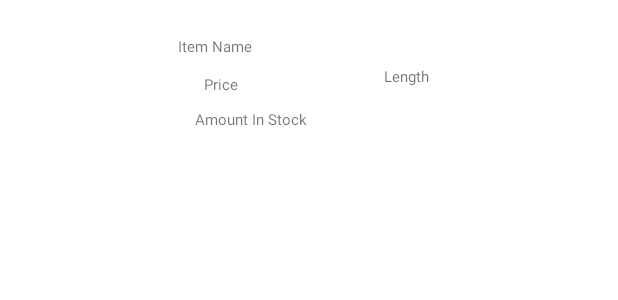
After one commit to owen-na/ProjectBlue, an Android app: the layout item_info.xml on its own in the app's theme, with its tools: preview values and no code run, on a phone screen of 412 x 824 dp. The commit adds this screen. Shown: the top 300 px of the screen. Run offline under Robolectric (Android 15) with nearby library versions, the phone set to English and light mode, and no system bars.

Commit message:
Initial V0.6.4.4
Started on Custom Item viewer

```diff
--- a/app/src/main/res/layout/activity_adding_item.xml
+++ b/app/src/main/res/layout/activity_adding_item.xml
@@ -70,7 +70,7 @@
         android:layout_height="wrap_content"
         android:layout_marginTop="20dp"
         android:ems="10"
-        android:hint="Length"
+        android:hint="@string/length"
         android:inputType="textPersonName"
         app:layout_constraintEnd_toEndOf="parent"
         app:layout_constraintHorizontal_bias="0.497"
--- /dev/null
+++ b/app/src/main/res/layout/item_info.xml
@@ -0,0 +1,77 @@
+<?xml version="1.0" encoding="utf-8"?>
+<androidx.constraintlayout.widget.ConstraintLayout xmlns:android="http://schemas.android.com/apk/res/android"
+    xmlns:app="http://schemas.android.com/apk/res-auto"
+    xmlns:tools="http://schemas.android.com/tools"
+    android:layout_width="match_parent"
+    android:id="@+id/itemBox"
+    android:layout_height="match_parent"
+    ><![CDATA[
+
+>
+
+
+
+
+
+
+    ]]>
+
+    <ImageView
+        android:id="@+id/imageView4"
+        android:layout_width="66dp"
+        android:layout_height="66dp"
+        android:layout_marginTop="24dp"
+        app:layout_constraintEnd_toStartOf="@+id/textView19"
+        app:layout_constraintHorizontal_bias="0.421"
+        app:layout_constraintStart_toStartOf="parent"
+        app:layout_constraintTop_toTopOf="parent" />
+
+    <TextView
+            android:id="@+id/textView18"
+            android:layout_width="94dp"
+            android:layout_height="21dp"
+            android:layout_marginTop="24dp"
+            android:text="@string/item_name"
+            android:textSize="10dp"
+            app:layout_constraintEnd_toEndOf="parent"
+            app:layout_constraintHorizontal_bias="0.104"
+            app:layout_constraintStart_toEndOf="@+id/imageView4"
+            app:layout_constraintTop_toTopOf="parent" />
+
+    <TextView
+        android:id="@+id/textView19"
+        android:layout_width="94dp"
+        android:layout_height="21dp"
+        android:layout_marginTop="4dp"
+        android:text="@string/price"
+        android:textSize="10dp"
+        app:layout_constraintEnd_toStartOf="@+id/textView21"
+        app:layout_constraintHorizontal_bias="0.841"
+        app:layout_constraintStart_toStartOf="parent"
+        app:layout_constraintTop_toBottomOf="@+id/textView18" />
+
+    <TextView
+            android:layout_width="95dp"
+            android:layout_height="21dp"
+            android:layout_marginTop="2dp"
+            android:text="@string/amount_in_stock"
+            android:textSize="10dp"
+            app:layout_constraintEnd_toStartOf="@+id/textView21"
+            app:layout_constraintHorizontal_bias="0.529"
+            app:layout_constraintStart_toEndOf="@+id/imageView4"
+            app:layout_constraintTop_toBottomOf="@+id/textView19" />
+
+        <TextView
+            android:id="@+id/textView21"
+            android:layout_width="94dp"
+            android:layout_height="21dp"
+            android:layout_marginTop="44dp"
+            android:text="@string/length"
+            android:textSize="10dp"
+            app:layout_constraintEnd_toEndOf="parent"
+            app:layout_constraintHorizontal_bias="0.804"
+            app:layout_constraintStart_toStartOf="parent"
+            app:layout_constraintTop_toTopOf="parent" />
+
+
+</androidx.constraintlayout.widget.ConstraintLayout>
--- /dev/null
+++ b/app/src/main/res/values/ids.xml
@@ -0,0 +1,4 @@
+<?xml version="1.0" encoding="utf-8"?>
+<resources>
+    <item name="textView20" type="id" />
+</resources>
--- a/app/src/main/res/values/strings.xml
+++ b/app/src/main/res/values/strings.xml
@@ -35,13 +35,10 @@
     </string-array>
     <string name="title_activity_inventory_view">inventoryView</string>
     <!-- Strings used for fragments for navigation -->
-    <string name="first_fragment_label">First Fragment</string>
-    <string name="second_fragment_label">Second Fragment</string>
+
     <string name="next">Next</string>
     <string name="previous">Previous</string>
 
-    <string name="hello_first_fragment">Hello first fragment</string>
-    <string name="hello_second_fragment">Hello second fragment. Arg: %1$s</string>
     <string name="new_item">New Item</string>
     <string name="item_name">Item Name</string>
     <string name="price">Price</string>
@@ -51,5 +48,6 @@
     <string name="extra">Extra</string>
     <string name="submit">submit</string>
     <string name="exit">Exit</string>
+    <string name="length">Length</string>
 
 </resources>
```
